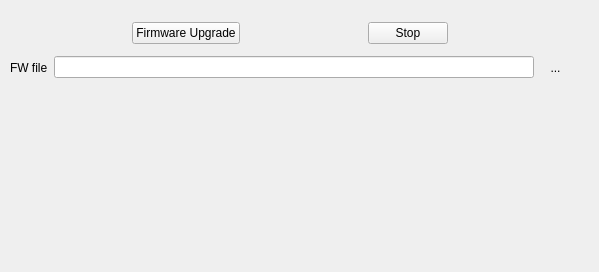
The window that UI/forms/TabWidget/fw.ui (aquette/SP-Flash-Tool-source) describes before a commit, drawn with Qt 5.
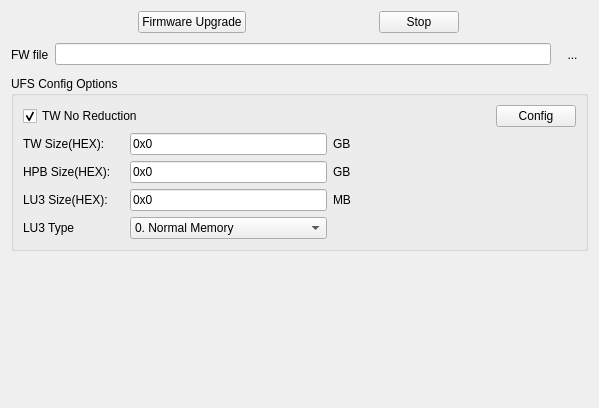
The same window after the commit. Icons and pictures are not drawn.

Diff of the .ui file:
```diff
--- a/UI/forms/TabWidget/fw.ui
+++ b/UI/forms/TabWidget/fw.ui
@@ -7,21 +7,14 @@
     <x>0</x>
     <y>0</y>
     <width>599</width>
-    <height>272</height>
+    <height>408</height>
    </rect>
   </property>
   <property name="windowTitle">
    <string>Form</string>
   </property>
-  <widget class="QWidget" name="layoutWidget">
-   <property name="geometry">
-    <rect>
-     <x>10</x>
-     <y>20</y>
-     <width>561</width>
-     <height>66</height>
-    </rect>
-   </property>
+  <layout class="QGridLayout" name="gridLayout">
+   <item row="0" column="0">
    <layout class="QVBoxLayout" name="verticalLayout">
     <item>
      <layout class="QHBoxLayout" name="horizontalLayout_2">
@@ -100,7 +93,282 @@
      </layout>
     </item>
    </layout>
-  </widget>
+   </item>
+   <item row="5" column="0">
+    <spacer name="verticalSpacer">
+     <property name="orientation">
+      <enum>Qt::Vertical</enum>
+     </property>
+     <property name="sizeType">
+      <enum>QSizePolicy::Expanding</enum>
+     </property>
+     <property name="sizeHint" stdset="0">
+      <size>
+       <width>20</width>
+       <height>40</height>
+      </size>
+     </property>
+    </spacer>
+   </item>
+   <item row="4" column="0">
+    <widget class="QGroupBox" name="groupBox_ufs_config">
+     <property name="sizePolicy">
+      <sizepolicy hsizetype="Preferred" vsizetype="Expanding">
+       <horstretch>0</horstretch>
+       <verstretch>0</verstretch>
+      </sizepolicy>
+     </property>
+     <property name="title">
+      <string>UFS Config Options</string>
+     </property>
+     <property name="checkable">
+      <bool>false</bool>
+     </property>
+     <layout class="QGridLayout" name="gridLayout_2">
+      <item row="0" column="0" colspan="2">
+       <widget class="QCheckBox" name="checkBox_tw_no_reduction">
+        <property name="text">
+         <string>TW No Reduction</string>
+        </property>
+        <property name="checked">
+         <bool>true</bool>
+        </property>
+       </widget>
+      </item>
+      <item row="1" column="0">
+       <widget class="QLabel" name="label_tw_size">
+        <property name="sizePolicy">
+         <sizepolicy hsizetype="Preferred" vsizetype="Preferred">
+          <horstretch>0</horstretch>
+          <verstretch>0</verstretch>
+         </sizepolicy>
+        </property>
+        <property name="minimumSize">
+         <size>
+          <width>0</width>
+          <height>0</height>
+         </size>
+        </property>
+        <property name="text">
+         <string>TW Size(HEX):    </string>
+        </property>
+       </widget>
+      </item>
+      <item row="1" column="1">
+       <widget class="QLineEdit" name="lineEdit_TWSize">
+        <property name="sizePolicy">
+         <sizepolicy hsizetype="Expanding" vsizetype="Fixed">
+          <horstretch>0</horstretch>
+          <verstretch>0</verstretch>
+         </sizepolicy>
+        </property>
+        <property name="inputMethodHints">
+         <set>Qt::ImhNone</set>
+        </property>
+        <property name="text">
+         <string>0x0</string>
+        </property>
+       </widget>
+      </item>
+      <item row="2" column="0">
+       <widget class="QLabel" name="label_hpb_size">
+        <property name="sizePolicy">
+         <sizepolicy hsizetype="Preferred" vsizetype="Preferred">
+          <horstretch>0</horstretch>
+          <verstretch>0</verstretch>
+         </sizepolicy>
+        </property>
+        <property name="minimumSize">
+         <size>
+          <width>0</width>
+          <height>0</height>
+         </size>
+        </property>
+        <property name="text">
+         <string>HPB Size(HEX):    </string>
+        </property>
+       </widget>
+      </item>
+      <item row="2" column="1">
+       <widget class="QLineEdit" name="lineEdit_HPBSize">
+        <property name="sizePolicy">
+         <sizepolicy hsizetype="Expanding" vsizetype="Fixed">
+          <horstretch>0</horstretch>
+          <verstretch>0</verstretch>
+         </sizepolicy>
+        </property>
+        <property name="text">
+         <string>0x0</string>
+        </property>
+       </widget>
+      </item>
+      <item row="2" column="2">
+       <widget class="QLabel" name="label_6">
+        <property name="sizePolicy">
+         <sizepolicy hsizetype="Fixed" vsizetype="Fixed">
+          <horstretch>0</horstretch>
+          <verstretch>0</verstretch>
+         </sizepolicy>
+        </property>
+        <property name="text">
+         <string>GB</string>
+        </property>
+       </widget>
+      </item>
+      <item row="3" column="0">
+       <widget class="QLabel" name="label_hpb_size_3">
+        <property name="minimumSize">
+         <size>
+          <width>0</width>
+          <height>0</height>
+         </size>
+        </property>
+        <property name="text">
+         <string>LU3 Size(HEX): </string>
+        </property>
+       </widget>
+      </item>
+      <item row="3" column="1">
+       <widget class="QLineEdit" name="lineEdit_lu3_size">
+        <property name="sizePolicy">
+         <sizepolicy hsizetype="Expanding" vsizetype="Fixed">
+          <horstretch>0</horstretch>
+          <verstretch>0</verstretch>
+         </sizepolicy>
+        </property>
+        <property name="text">
+         <string>0x0</string>
+        </property>
+       </widget>
+      </item>
+      <item row="3" column="2" colspan="2">
+       <widget class="QLabel" name="label_8">
+        <property name="sizePolicy">
+         <sizepolicy hsizetype="Fixed" vsizetype="Fixed">
+          <horstretch>0</horstretch>
+          <verstretch>0</verstretch>
+         </sizepolicy>
+        </property>
+        <property name="text">
+         <string>MB        </string>
+        </property>
+       </widget>
+      </item>
+      <item row="4" column="1">
+       <widget class="QComboBox" name="comboBox_lu3_type">
+        <property name="sizePolicy">
+         <sizepolicy hsizetype="Expanding" vsizetype="Fixed">
+          <horstretch>0</horstretch>
+          <verstretch>0</verstretch>
+         </sizepolicy>
+        </property>
+        <item>
+         <property name="text">
+          <string>0. Normal Memory</string>
+         </property>
+        </item>
+        <item>
+         <property name="text">
+          <string>1. System code memory type</string>
+         </property>
+        </item>
+        <item>
+         <property name="text">
+          <string>2. Non-Persistent memory type</string>
+         </property>
+        </item>
+        <item>
+         <property name="text">
+          <string>3. Enhanced memory type 1</string>
+         </property>
+        </item>
+        <item>
+         <property name="text">
+          <string>4. Enhanced memory type 2</string>
+         </property>
+        </item>
+        <item>
+         <property name="text">
+          <string>5. Enhanced memory type 3</string>
+         </property>
+        </item>
+        <item>
+         <property name="text">
+          <string>6. Enhanced memory type 4</string>
+         </property>
+        </item>
+       </widget>
+      </item>
+      <item row="0" column="3">
+       <spacer name="horizontalSpacer">
+        <property name="orientation">
+         <enum>Qt::Horizontal</enum>
+        </property>
+        <property name="sizeHint" stdset="0">
+         <size>
+          <width>335</width>
+          <height>20</height>
+         </size>
+        </property>
+       </spacer>
+      </item>
+      <item row="4" column="0">
+       <widget class="QLabel" name="label_hpb_size_2">
+        <property name="minimumSize">
+         <size>
+          <width>0</width>
+          <height>0</height>
+         </size>
+        </property>
+        <property name="text">
+         <string>LU3 Type</string>
+        </property>
+       </widget>
+      </item>
+      <item row="1" column="2">
+       <widget class="QLabel" name="label_5">
+        <property name="sizePolicy">
+         <sizepolicy hsizetype="Fixed" vsizetype="Fixed">
+          <horstretch>0</horstretch>
+          <verstretch>0</verstretch>
+         </sizepolicy>
+        </property>
+        <property name="text">
+         <string>GB</string>
+        </property>
+       </widget>
+      </item>
+      <item row="0" column="4">
+       <widget class="QPushButton" name="pushButton_Config">
+        <property name="sizePolicy">
+         <sizepolicy hsizetype="Fixed" vsizetype="Fixed">
+          <horstretch>0</horstretch>
+          <verstretch>0</verstretch>
+         </sizepolicy>
+        </property>
+        <property name="text">
+         <string>Config</string>
+        </property>
+       </widget>
+      </item>
+     </layout>
+     <zorder>checkBox_tw_no_reduction</zorder>
+     <zorder>label_tw_size</zorder>
+     <zorder>lineEdit_TWSize</zorder>
+     <zorder>label_hpb_size</zorder>
+     <zorder>lineEdit_HPBSize</zorder>
+     <zorder>label_6</zorder>
+     <zorder>label_hpb_size_3</zorder>
+     <zorder>lineEdit_lu3_size</zorder>
+     <zorder>label_8</zorder>
+     <zorder>comboBox_lu3_type</zorder>
+     <zorder>horizontalSpacer</zorder>
+     <zorder>label_hpb_size_2</zorder>
+     <zorder>label_5</zorder>
+     <zorder>pushButton_Config</zorder>
+    </widget>
+   </item>
+  </layout>
  </widget>
  <resources>
   <include location="../../icon.qrc"/>
```
Lines whose indentation alone changed are shown as unchanged.
